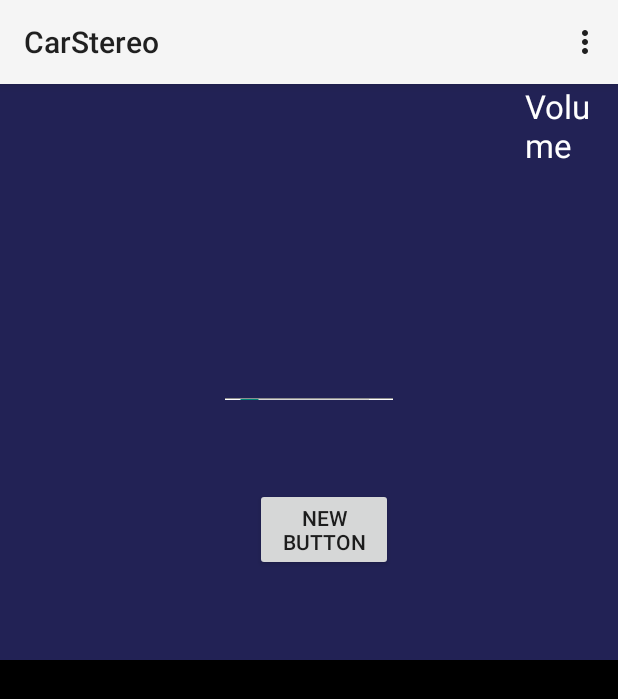
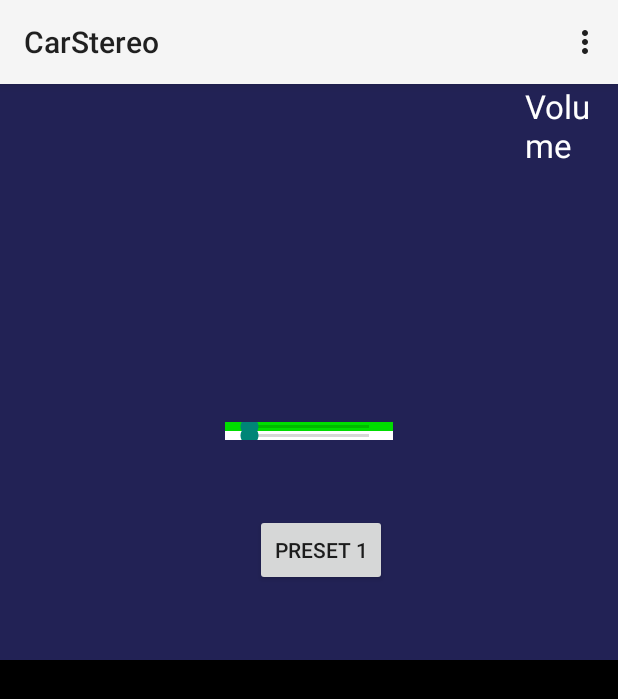
Before and after one commit to Flamexer/CarStereo, an Android app: the screen it shows after launch (MainActivity), on a phone screen of 412 x 824 dp. Shown: the top 699 px of the screen. Run offline under Robolectric (Android 15) with nearby library versions, the phone set to English and light mode, and no system bars.

Commit message:
Upper layout drafted AGAIN

```diff
--- a/app/src/main/res/layout/activity_main.xml
+++ b/app/src/main/res/layout/activity_main.xml
@@ -55,12 +55,12 @@
             android:paddingLeft="150dp"
             android:paddingRight="150dp">
 
-            <ProgressBar
-                style="?android:attr/progressBarStyleHorizontal"
-                android:layout_width="match_parent"
+            <SeekBar
+                android:layout_width="wrap_content"
                 android:layout_height="match_parent"
-                android:id="@+id/volumeAnalog"
-                android:background="#FFAAAAAA" />
+                android:id="@+id/seekBar"
+                android:layout_weight="1"
+                android:background="#FF00DD00" />
         </LinearLayout>
 
         <LinearLayout
@@ -92,42 +92,42 @@
             <Button
                 android:layout_width="wrap_content"
                 android:layout_height="wrap_content"
-                android:text="New Button"
+                android:text="Preset 1"
                 android:id="@+id/button"
                 android:layout_gravity="center" />
 
             <Button
                 android:layout_width="wrap_content"
                 android:layout_height="wrap_content"
-                android:text="New Button"
+                android:text="Preset 2"
                 android:id="@+id/button2"
                 android:layout_gravity="center" />
 
             <Button
                 android:layout_width="wrap_content"
                 android:layout_height="wrap_content"
-                android:text="New Button"
+                android:text="Preset 3"
                 android:id="@+id/button3"
                 android:layout_gravity="center" />
 
             <Button
                 android:layout_width="wrap_content"
                 android:layout_height="wrap_content"
-                android:text="New Button"
+                android:text="Preset 4"
                 android:id="@+id/button4"
                 android:layout_gravity="center" />
 
             <Button
                 android:layout_width="wrap_content"
                 android:layout_height="wrap_content"
-                android:text="New Button"
+                android:text="Preset 5"
                 android:id="@+id/button5"
                 android:layout_gravity="center" />
 
             <Button
                 android:layout_width="wrap_content"
                 android:layout_height="wrap_content"
-                android:text="New Button"
+                android:text="Preset 6"
                 android:id="@+id/button6"
                 android:layout_gravity="center" />
         </LinearLayout>
```
